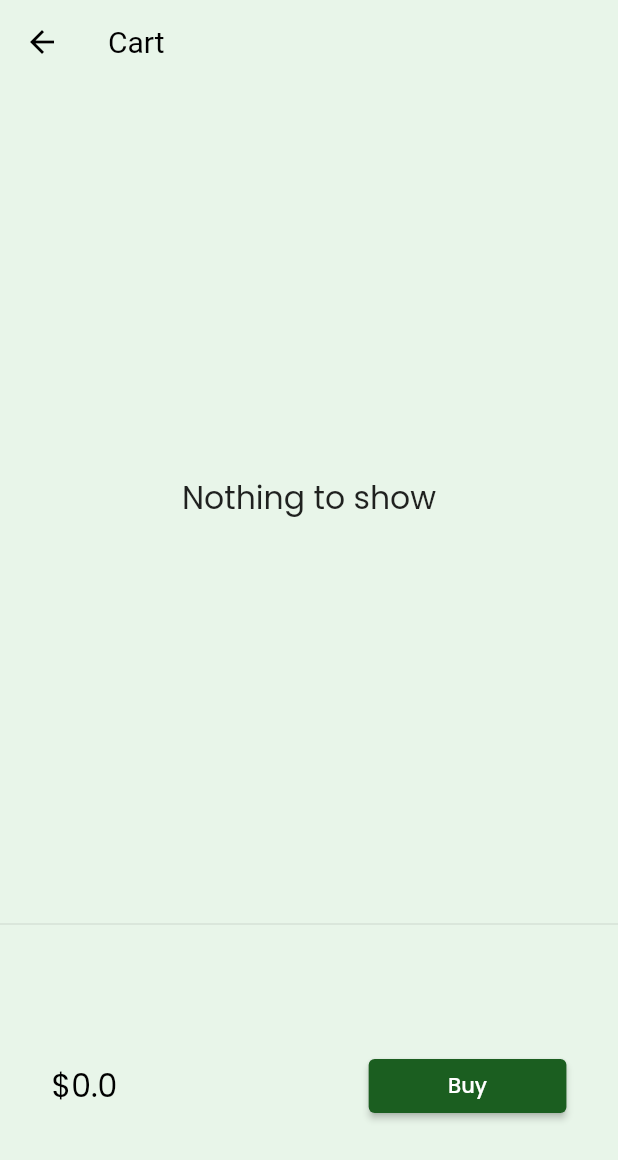
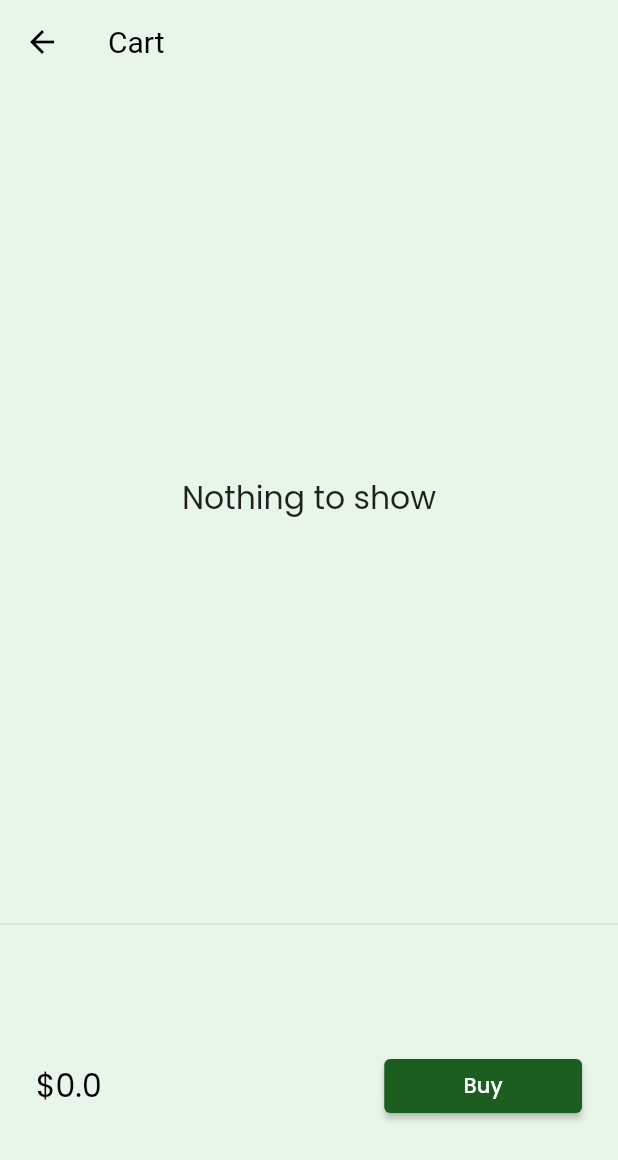
Before and after one commit to DeepshikaGhale/FlutterPractice, a Flutter app: the CartPage screen opened by its route, on a phone screen of 412 x 824 dp. Shown: the top 1160 px of the screen. Run offline on Flutter 3.47's test engine with Material 2 defaults, Android fonts, the phone set to English and light mode, and no system bars; drawn by our look-alikes of velocity_x; our stand-ins replace google_fonts; missing offline and left inert: vxstate; network calls fail.

```diff
--- a/lib/models/cart_list.dart
+++ b/lib/models/cart_list.dart
@@ -25,16 +25,6 @@ class CartModel {
   //get total price
   num get totalPrice => items.fold(
       0.0, (totalValue, currentValue) => totalValue + currentValue.price);
-
-  //add item
-  void add(Item item) {
-    _itemIds.add(item.id);
-  }
-
-  //remove item
-  void remove(Item item) {
-    _itemIds.remove(item.id);
-  }
 }
 
 class AddMutation extends VxMutation<MyStore> {
@@ -46,3 +36,13 @@ class AddMutation extends VxMutation<MyStore> {
     store!.cartModel._itemIds.add(item.id);
   }
 }
+
+class RemoveMutation extends VxMutation<MyStore> {
+  late final Item item;
+
+  RemoveMutation({required this.item});
+  @override
+  perform() {
+    store!.cartModel._itemIds.remove(item.id);
+  }
+}
--- a/lib/pages/cart_page.dart
+++ b/lib/pages/cart_page.dart
@@ -30,14 +30,21 @@ class _CartTotal extends StatelessWidget {
 
     return SizedBox(
       height: 200,
-      child: Row(
-        mainAxisAlignment: MainAxisAlignment.spaceAround,
+      child: ButtonBar(
+        alignment: MainAxisAlignment.spaceBetween,
         children: [
-          "\$${_cart.totalPrice}"
-              .text
-              .xl2
-              .color(context.theme.accentColor)
-              .make(),
+          VxConsumer(
+            builder: (context, _, status) {
+              print("rebuil");
+              return "\$${_cart.totalPrice}"
+                  .text
+                  .xl2
+                  .color(context.theme.accentColor)
+                  .make();
+            },
+            mutations: {RemoveMutation},
+            notifications: {},
+          ),
           30.widthBox,
           ElevatedButton(
                   onPressed: () {
@@ -51,7 +58,7 @@ class _CartTotal extends StatelessWidget {
                   child: 'Buy'.text.color(Colors.white).make())
               .w32(context)
         ],
-      ),
+      ).p16(),
     );
   }
 }
@@ -59,6 +66,7 @@ class _CartTotal extends StatelessWidget {
 class _CartList extends StatelessWidget {
   @override
   Widget build(BuildContext context) {
+    VxState.watch(context, on: [RemoveMutation]);
     final CartModel _cart = (VxState.store as MyStore).cartModel;
     return _cart.items.isEmpty
         ? "Nothing to show".text.xl2.makeCentered()
@@ -68,9 +76,7 @@ class _CartList extends StatelessWidget {
               leading: Icon(Icons.done),
               trailing: IconButton(
                 icon: Icon(Icons.remove_circle_outline),
-                onPressed: () {
-                  _cart.remove(_cart.items[index]);
-                },
+                onPressed: () => RemoveMutation(item: _cart.items[index]),
               ),
               title: _cart.items[index].name.text.make(),
             ),
--- a/lib/widgets/home_widgets/addtocart.dart
+++ b/lib/widgets/home_widgets/addtocart.dart
@@ -13,7 +13,7 @@ class AddToCart extends StatelessWidget {
 
   @override
   Widget build(BuildContext context) {
-    VxState.watch(context, on: [AddMutation]);
+    VxState.watch(context, on: [AddMutation, RemoveMutation]);
     final CartModel _cart = (VxState.store as MyStore).cartModel;
     bool IsInCart = _cart.items.contains(catalog) ?? false;
 
```
